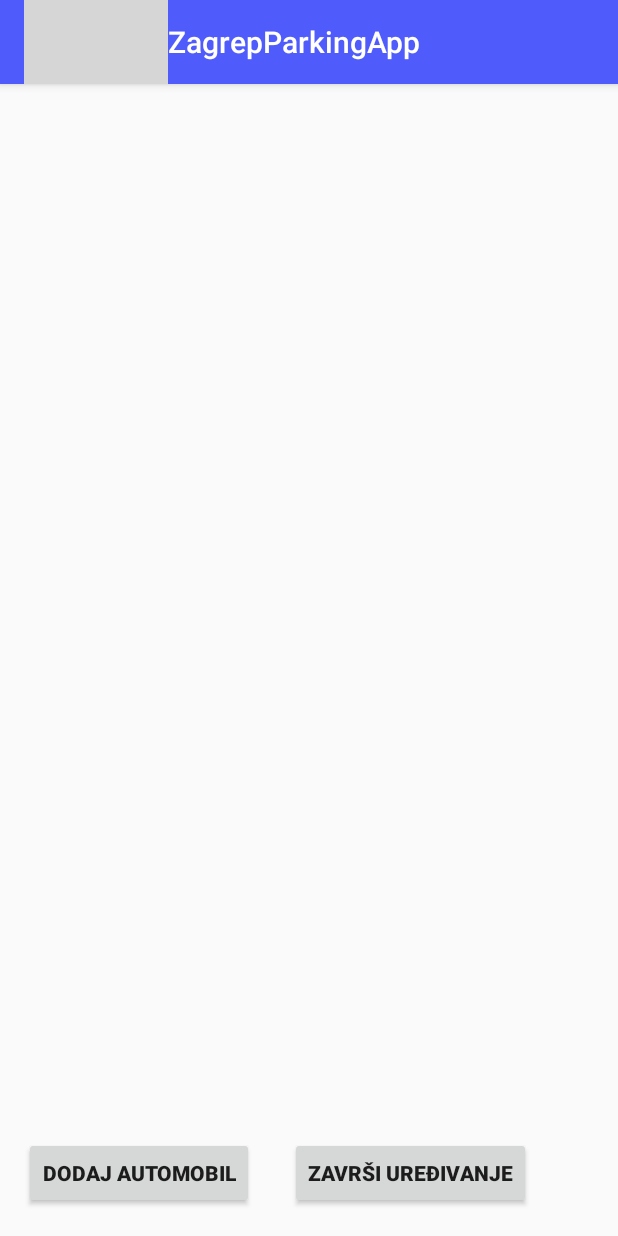
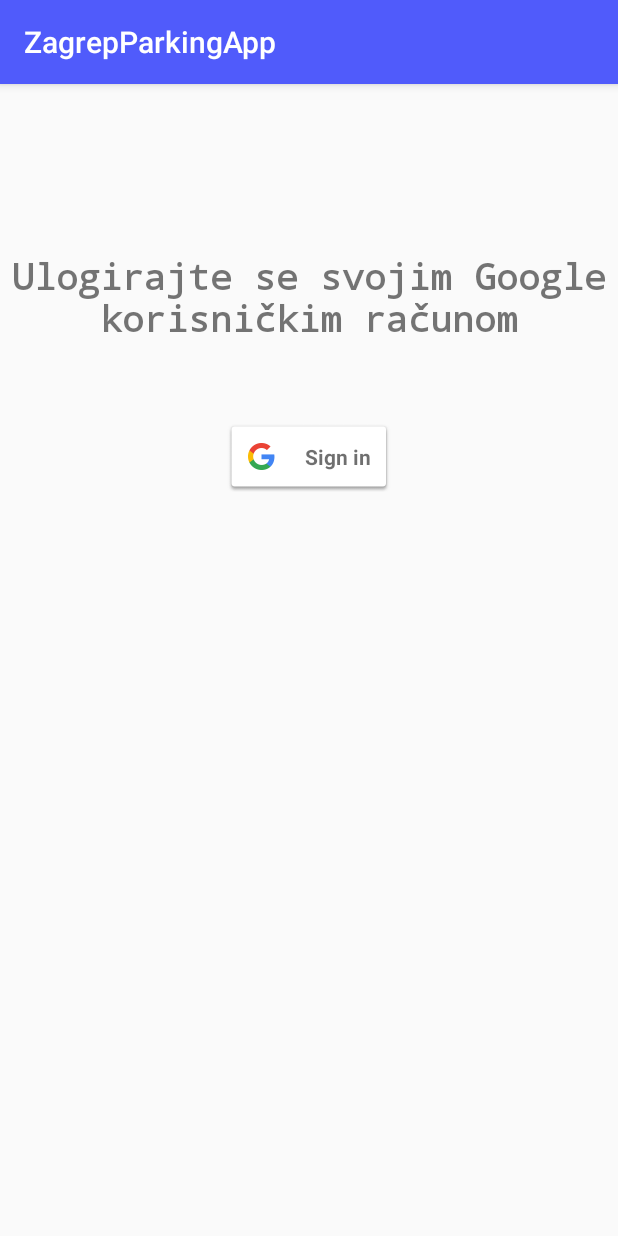
Before and after one commit to ngajski/ZagrebParkingApp, an Android app: the screen it shows after launch (CarsActivity before the commit, SignInActivity after it), on a phone screen of 412 x 824 dp. Run offline under Robolectric (Android 15) with nearby library versions, the phone set to English and light mode, and no system bars; our stand-ins replace Firebase (no records; nobody signed in at launch, a user with empty details on screens opened directly); grey boxes are pictures that could not be loaded.

Commit message:
Dodan google account, baza još uvijek ne radi kak spada

```diff
--- a/app/build.gradle
+++ b/app/build.gradle
@@ -32,19 +32,23 @@ dependencies {
         exclude group: 'com.android.support', module: 'support-annotations'
     })
 
+
     compile 'com.android.support:appcompat-v7:24.2.1'
     compile 'com.android.support.constraint:constraint-layout:1.0.2'
+    compile 'com.google.android.gms:play-services-auth:10.2.0'
     compile 'com.google.android.gms:play-services-maps:10.2.0'
     compile 'com.google.android.gms:play-services-location:10.2.0'
     compile 'com.google.android.gms:play-services-analytics:10.2.0'
     compile 'com.google.android.gms:play-services-base:10.2.0'
     compile 'com.google.android.gms:play-services-gcm:10.2.0'
-
     compile 'com.google.firebase:firebase-database:10.2.0'
     compile 'com.google.firebase:firebase-auth:10.2.0'
     compile 'com.google.firebase:firebase-messaging:10.2.0'
     testCompile 'junit:junit:4.12'
+    apply plugin: 'com.android.application'
+    apply plugin: 'com.google.gms.google-services'
 }
 
 
+
 apply plugin: 'com.google.gms.google-services'
--- /dev/null
+++ b/app/src/main/java/hr/fer/zagrebparkingapp/activities/SignInActivity.java
@@ -0,0 +1,172 @@
+package hr.fer.zagrebparkingapp.activities;
+
+import android.content.Intent;
+import android.support.annotation.NonNull;
+import android.support.v4.app.FragmentActivity;
+import android.support.v7.app.AppCompatActivity;
+import android.os.Bundle;
+import android.util.Log;
+import android.view.View;
+import android.widget.Toast;
+
+import com.google.android.gms.auth.api.Auth;
+import com.google.android.gms.auth.api.signin.GoogleSignInAccount;
+import com.google.android.gms.auth.api.signin.GoogleSignInOptions;
+import com.google.android.gms.auth.api.signin.GoogleSignInResult;
+import com.google.android.gms.common.ConnectionResult;
+import com.google.android.gms.common.SignInButton;
+import com.google.android.gms.common.api.GoogleApiClient;
+import com.google.android.gms.common.api.OptionalPendingResult;
+import com.google.android.gms.tasks.OnCompleteListener;
+import com.google.android.gms.tasks.Task;
+import com.google.firebase.auth.AuthCredential;
+import com.google.firebase.auth.AuthResult;
+import com.google.firebase.auth.FirebaseAuth;
+import com.google.firebase.auth.FirebaseUser;
+import com.google.firebase.auth.GoogleAuthProvider;
+
+import hr.fer.zagrebparkingapp.R;
+
+public class SignInActivity extends AppCompatActivity implements
+        GoogleApiClient.OnConnectionFailedListener,
+        View.OnClickListener {
+
+    private GoogleApiClient mGoogleApiClient;
+
+    private static final int RC_SIGN_IN = 9001;
+
+    private static final String TAG = "SignInActivity";
+
+    private FirebaseAuth mAuth;
+
+    private FirebaseAuth.AuthStateListener mAuthListener;
+
+    @Override
+    protected void onCreate(Bundle savedInstanceState) {
+        super.onCreate(savedInstanceState);
+        setContentView(R.layout.login_layout);
+
+        mAuth = FirebaseAuth.getInstance();
+
+        // ...
+        mAuthListener = firebaseAuth -> {
+            FirebaseUser user = firebaseAuth.getCurrentUser();
+            if (user != null) {
+                // User is signed in
+                Log.d(TAG, "onAuthStateChanged:signed_in:" + user.getUid());
+            } else {
+                // User is signed out
+                Log.d(TAG, "onAuthStateChanged:signed_out");
+            }
+            // ...
+        };
+
+        // Configure Google Sign In
+        GoogleSignInOptions gso = new GoogleSignInOptions.Builder(GoogleSignInOptions.DEFAULT_SIGN_IN)
+                .requestIdToken("313941281799-g4n9q99fuee9c7jvu3h0aii5doum05tj.apps.googleusercontent.com")
+                .requestEmail()
+                .build();
+
+        mGoogleApiClient = new GoogleApiClient.Builder(this)
+                .enableAutoManage(this /* FragmentActivity */, this /* OnConnectionFailedListener */)
+                .addApi(Auth.GOOGLE_SIGN_IN_API, gso)
+                .build();
+
+
+        SignInButton signInButton = (SignInButton) findViewById(R.id.sign_in_button);
+        signInButton.setSize(SignInButton.SIZE_STANDARD);
+
+        signInButton.setOnClickListener(this);
+
+    }
+
+    @Override
+    public void onStart() {
+        super.onStart();
+        mAuth.addAuthStateListener(mAuthListener);
+
+        OptionalPendingResult<GoogleSignInResult> opr = Auth.GoogleSignInApi.silentSignIn(mGoogleApiClient);
+        if (opr.isDone()) {
+            // If the user's cached credentials are valid, the OptionalPendingResult will be "done"
+            // and the GoogleSignInResult will be available instantly.
+            Log.d(TAG, "Got cached sign-in");
+            GoogleSignInResult result = opr.get();
+            if (result.isSuccess()) {
+                // Google Sign In was successful, authenticate with Firebase
+                GoogleSignInAccount account = result.getSignInAccount();
+                firebaseAuthWithGoogle(account);
+            }
+        }
+    }
+    @Override
+    public void onStop() {
+        super.onStop();
+        if (mAuthListener != null) {
+            mAuth.removeAuthStateListener(mAuthListener);
+        }
+    }
+
+    @Override
+    public void onActivityResult(int requestCode, int resultCode, Intent data) {
+        super.onActivityResult(requestCode, resultCode, data);
+
+        // Result returned from launching the Intent from GoogleSignInApi.getSignInIntent(...);
+        if (requestCode == RC_SIGN_IN) {
+            GoogleSignInResult result = Auth.GoogleSignInApi.getSignInResultFromIntent(data);
+            if (result.isSuccess()) {
+                // Google Sign In was successful, authenticate with Firebase
+                GoogleSignInAccount account = result.getSignInAccount();
+                firebaseAuthWithGoogle(account);
+            }
+        }
+    }
+
+    private void firebaseAuthWithGoogle(GoogleSignInAccount account) {
+        Log.d(TAG, "firebaseAuthWithGoogle:" + account.getId());
+
+        AuthCredential credential = GoogleAuthProvider.getCredential(account.getIdToken(), null);
+        mAuth.signInWithCredential(credential)
+                .addOnCompleteListener(this, new OnCompleteListener<AuthResult>() {
+                    @Override
+                    public void onComplete(@NonNull Task<AuthResult> task) {
+                        Log.d(TAG, "signInWithCredential:onComplete:" + task.isSuccessful());
+
+                        // If sign in fails, display a message to the user. If sign in succeeds
+                        // the auth state listener will be notified and logic to handle the
+                        // signed in user can be handled in the listener.
+                        if (!task.isSuccessful()) {
+                            Log.w(TAG, "signInWithCredential", task.getException());
+                            Toast.makeText(SignInActivity.this, "Authentication failed.",
+                                    Toast.LENGTH_SHORT).show();
+                        } else {
+                            startActivity(new Intent("hr.fer.zagrebparkingapp.activities.MapActivity"));
+                        }
+                        // ...
+                    }
+                });
+    }
+
+
+    @Override
+    public void onClick(View v) {
+        switch (v.getId()) {
+            case R.id.sign_in_button:
+                signIn();
+                break;
+        }
+    }
+
+    private void signIn() {
+        Intent signInIntent = Auth.GoogleSignInApi.getSignInIntent(mGoogleApiClient);
+        startActivityForResult(signInIntent, RC_SIGN_IN);
+    }
+
+
+
+    @Override
+    public void onConnectionFailed(ConnectionResult connectionResult) {
+        // An unresolvable error has occurred and Google APIs (including Sign-In) will not
+        // be available.
+        Log.d(TAG, "onConnectionFailed:" + connectionResult);
+    }
+}
--- a/app/src/main/res/layout/activity_map.xml
+++ b/app/src/main/res/layout/activity_map.xml
@@ -4,6 +4,7 @@
     android:layout_height="match_parent"
     android:orientation="vertical"
     xmlns:android="http://schemas.android.com/apk/res/android">
+
 
     <fragment
         android:id="@+id/map"
--- /dev/null
+++ b/app/src/main/res/layout/login_layout.xml
@@ -0,0 +1,33 @@
+<?xml version="1.0" encoding="utf-8"?>
+<RelativeLayout xmlns:android="http://schemas.android.com/apk/res/android"
+    xmlns:app="http://schemas.android.com/apk/res-auto"
+    xmlns:tools="http://schemas.android.com/tools"
+    android:layout_width="match_parent"
+    android:layout_height="match_parent"
+    tools:context="hr.fer.zagrebparkingapp.activities.SignInActivity">
+
+    <com.google.android.gms.common.SignInButton
+        android:id="@+id/sign_in_button"
+        android:layout_width="wrap_content"
+        android:layout_height="wrap_content"
+        android:visibility="visible"
+        tools:layout_editor_absoluteX="77dp"
+        tools:layout_editor_absoluteY="87dp"
+        android:layout_below="@+id/textView"
+        android:layout_centerHorizontal="true"
+        android:layout_marginTop="52dp" />
+
+    <TextView
+        android:id="@+id/textView"
+        android:layout_width="wrap_content"
+        android:layout_height="wrap_content"
+        android:layout_alignParentStart="true"
+        android:layout_alignParentTop="true"
+        android:layout_marginTop="111dp"
+        android:fontFamily="monospace"
+        android:text="Ulogirajte se svojim Google korisničkim računom"
+        android:textAlignment="center"
+        android:textSize="24sp"
+        android:textStyle="bold" />
+
+</RelativeLayout>
```
Also changed, not shown: app/src/main/AndroidManifest.xml (+10 -8 lines), app/src/main/java/hr/fer/zagrebparkingapp/activities/MapActivity.java (+5 -10 lines).
